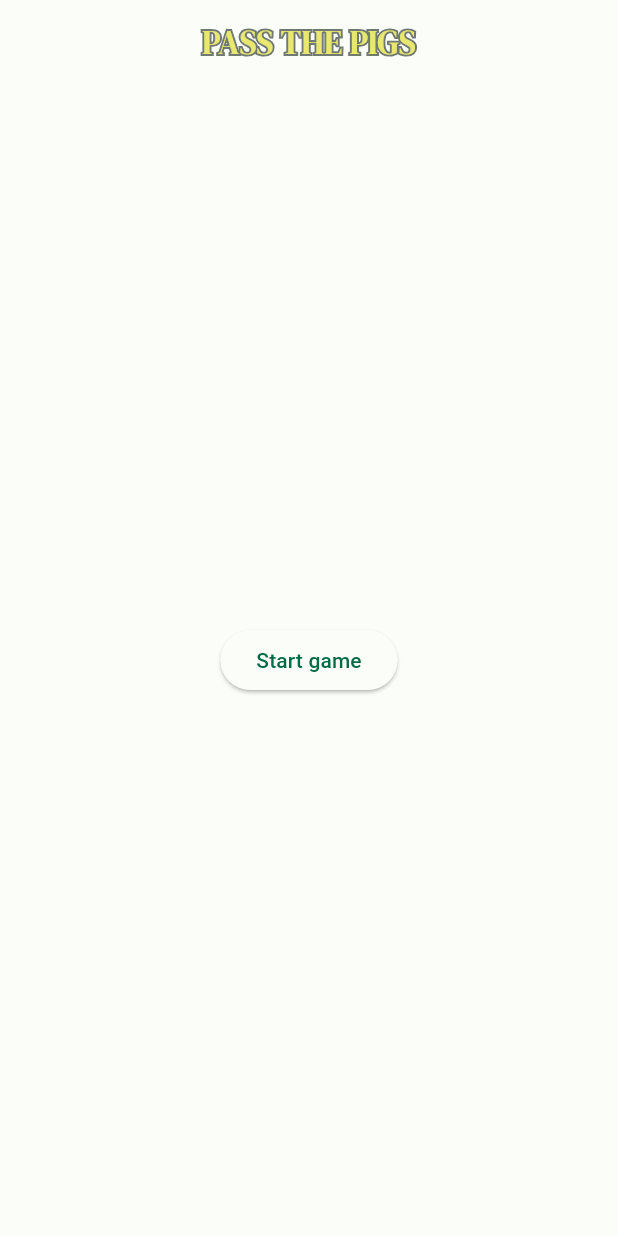
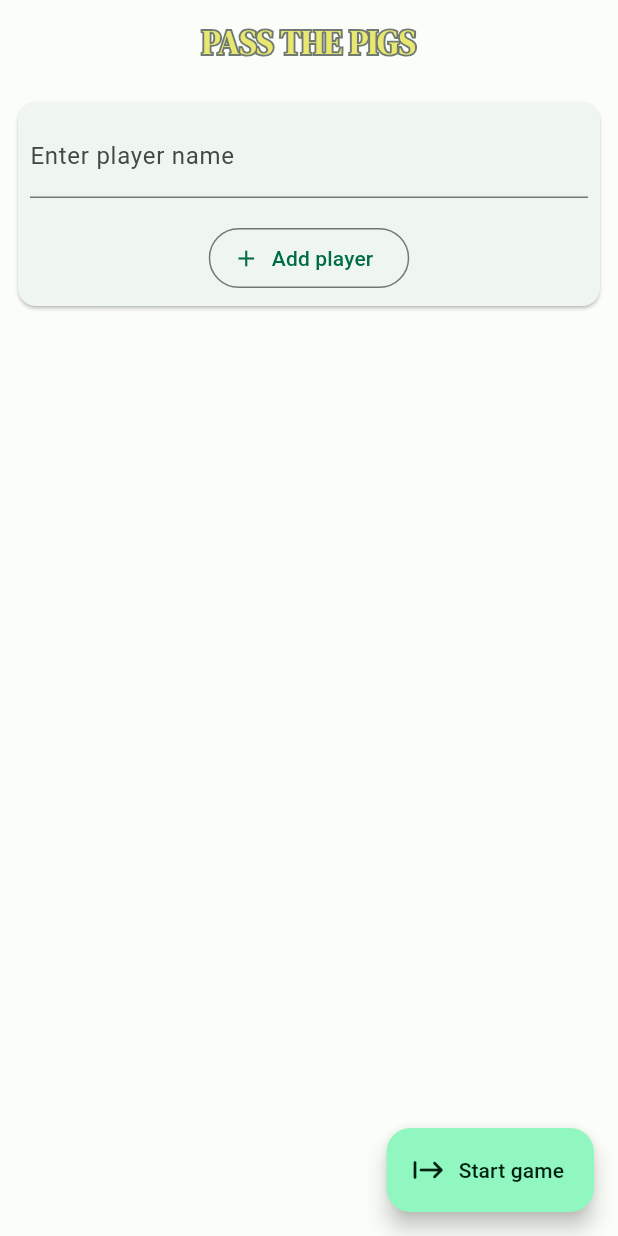
Before and after one commit to georgeherby/pass_the_pigs, a Flutter app: the screen it shows after launch, on a phone screen of 412 x 824 dp. Run offline on Flutter 3.47's test engine with Material 2 defaults, Android fonts, the phone set to English and light mode, and no system bars; our stand-ins replace bloc, equatable, flutter_bloc, google_fonts; generated files the repository leaves out were written again.

Commit message:
Fix Enable creation of players #2

```diff
--- a/lib/app/view/app.dart
+++ b/lib/app/view/app.dart
@@ -16,9 +16,6 @@ class App extends StatelessWidget {
         visualDensity: VisualDensity.adaptivePlatformDensity,
         colorScheme: lightColorScheme,
         scaffoldBackgroundColor: lightColorScheme.background,
-        // textTheme: GoogleFonts.dmSerifDisplayTextTheme(
-        //   ThemeData.light().textTheme,
-        // ),
       ),
       darkTheme: ThemeData(
         useMaterial3: true,
@@ -26,9 +23,6 @@ class App extends StatelessWidget {
         visualDensity: VisualDensity.adaptivePlatformDensity,
         colorScheme: darkColorScheme,
         scaffoldBackgroundColor: darkColorScheme.background,
-        // textTheme: GoogleFonts.dmSerifDisplayTextTheme(
-        //   ThemeData.dark().textTheme,
-        // ),
       ),
       localizationsDelegates: const [
         AppLocalizations.delegate,
--- a/lib/ui/game/views/game_inactive_view.dart
+++ b/lib/ui/game/views/game_inactive_view.dart
@@ -2,8 +2,11 @@ import 'package:flutter/material.dart';
 import 'package:flutter_bloc/flutter_bloc.dart';
 import 'package:google_fonts/google_fonts.dart';
 import 'package:pass_the_pigs/l10n/l10n.dart';
+import 'package:pass_the_pigs/theme/color_schemes.g.dart';
 import 'package:pass_the_pigs/ui/game/cubit/game_cubit.dart';
-import 'package:pass_the_pigs/ui/game/models/player.dart';
+import 'package:pass_the_pigs/ui/game/models/game.dart';
+
+import 'package:pass_the_pigs/ui/game/views/widgets/add_player_form.dart';
 
 class GameInactiveView extends StatelessWidget {
   const GameInactiveView({super.key});
@@ -18,7 +21,7 @@ class GameInactiveView extends StatelessWidget {
           title: Stack(
             children: [
               Text(
-                l10n.counterAppBarTitle.toUpperCase(),
+                l10n.appBarTitle.toUpperCase(),
                 style: GoogleFonts.dmSerifDisplay(
                   fontWeight: FontWeight.bold,
                   foreground: Paint()
@@ -28,39 +31,63 @@ class GameInactiveView extends StatelessWidget {
                 ),
               ),
               Text(
-                l10n.counterAppBarTitle.toUpperCase(),
+                l10n.appBarTitle.toUpperCase(),
                 style: GoogleFonts.dmSerifDisplay(
-                  color: Theme.of(context).colorScheme.secondaryContainer,
+                  color: lightColorScheme.secondaryContainer,
                 ),
               ),
             ],
           ),
         ),
-        body: Center(
-          child: ElevatedButton(
-              onPressed: () {
-                context.read<GameCubit>().addPlayer(const Player(
-                      id: 0,
-                      name: 'George',
-                      throws: [],
-                    ));
-                context.read<GameCubit>().addPlayer(
-                      const Player(
-                        id: 1,
-                        name: 'Natalie',
-                        throws: [],
-                      ),
-                    );
-                context.read<GameCubit>().addPlayer(
-                      const Player(
-                        id: 2,
-                        name: 'Ruth',
-                        throws: [],
-                      ),
-                    );
-                context.read<GameCubit>().startGame();
-              },
-              child: const Text('Start game')),
+        floatingActionButton: FloatingActionButton.extended(
+            onPressed: () {
+              return context.read<GameCubit>().state.players.length >= 2
+                  ? context.read<GameCubit>().startGame()
+                  : ScaffoldMessenger.of(context).showSnackBar(SnackBar(
+                      behavior: SnackBarBehavior.fixed,
+                      backgroundColor:
+                          Theme.of(context).colorScheme.errorContainer,
+                      content: Text(
+                        l10n.minimumOfTwoPlayers,
+                        style: TextStyle(
+                          color: Theme.of(context).colorScheme.onErrorContainer,
+                        ),
+                      )));
+            },
+            icon: const Icon(Icons.start_rounded),
+            label: Text(l10n.startGameButton)),
+        body: Padding(
+          padding: const EdgeInsets.all(8.0),
+          child: Column(
+            children: [
+              AddPlayerForm(
+                onSubmit: (name) => context.read<GameCubit>().addPlayer(name),
+              ),
+              BlocBuilder<GameCubit, Game>(
+                builder: (context, state) {
+                  debugPrint(state.players.length.toString());
+
+                  return Expanded(
+                    child: ListView.builder(
+                      shrinkWrap: true,
+                      itemCount: state.players.length,
+                      itemBuilder: (context, index) {
+                        final player = state.players[index];
+                        return ListTile(
+                          title: Text(player.name),
+                          trailing: IconButton(
+                              onPressed: () => context
+                                  .read<GameCubit>()
+                                  .removePlayer(player.id),
+                              icon: const Icon(Icons.delete_rounded)),
+                        );
+                      },
+                    ),
+                  );
+                },
+              )
+            ],
+          ),
         ));
   }
 }
--- /dev/null
+++ b/lib/ui/game/views/widgets/add_player_form.dart
@@ -0,0 +1,56 @@
+import 'package:flutter/material.dart';
+import 'package:pass_the_pigs/l10n/l10n.dart';
+
+class AddPlayerForm extends StatelessWidget {
+  const AddPlayerForm({super.key, required this.onSubmit});
+  final Function(String) onSubmit;
+  @override
+  Widget build(BuildContext context) {
+    final l10n = context.l10n;
+    final formKey = GlobalKey<FormState>();
+    final nameController = TextEditingController();
+    final nameFocusNode = FocusNode();
+
+    return Card(
+      color: Theme.of(context).colorScheme.surface,
+      surfaceTintColor: Theme.of(context).colorScheme.surfaceTint,
+      child: Padding(
+        padding: const EdgeInsets.all(8.0),
+        child: Form(
+          key: formKey,
+          child: Column(
+            children: <Widget>[
+              TextFormField(
+                focusNode: nameFocusNode,
+                controller: nameController,
+                decoration: InputDecoration(
+                  labelText: l10n.enterPlayerName,
+                ),
+                validator: (value) {
+                  if (value == null || value.isEmpty) {
+                    return 'Please enter player name';
+                  }
+                  return null;
+                },
+              ),
+              const SizedBox(height: 16),
+              OutlinedButton.icon(
+                icon: const Icon(Icons.add_outlined),
+                onPressed: () {
+                  // Validate returns true if the form is valid, or false otherwise.
+                  if (formKey.currentState!.validate()) {
+                    // If the form is valid, display a snackbar. In the real world,
+                    // you'd often call a server or save the information in a database.
+                    onSubmit(nameController.text);
+                    nameController.clear();
+                  }
+                },
+                label: const Text('Add player'),
+              ),
+            ],
+          ),
+        ),
+      ),
+    );
+  }
+}
```
Also changed, not shown: lib/l10n/app_en.arb (+14 -2 lines), lib/ui/game/cubit/game_cubit.dart (+14 -3 lines), lib/ui/turn/view/turn_page.dart (+9 -8 lines), 1 other file.
